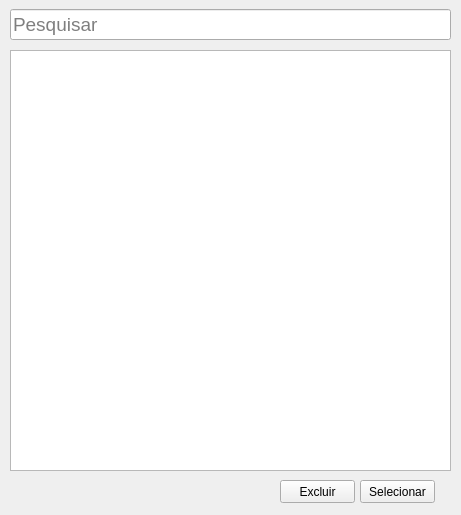
First picture: the form in frms/frm_pesquisarColabRegistro2.ui, repository luissantananet/cadastro_colaborador, before the edit.
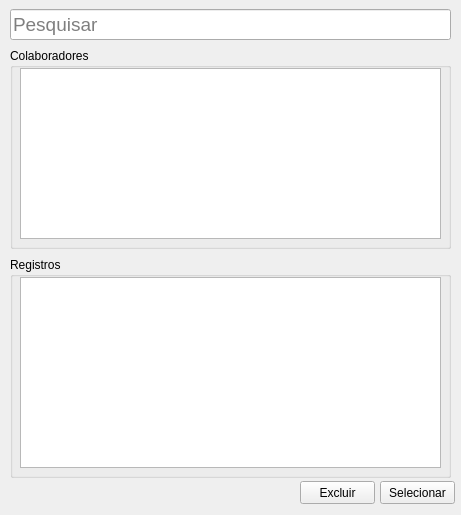
Second picture: the form after the edit.

Commit message: comandos da busca por registro

Patch:
```diff
--- a/frms/frm_pesquisarColabRegistro2.ui
+++ b/frms/frm_pesquisarColabRegistro2.ui
@@ -47,8 +47,8 @@
    <widget class="QPushButton" name="btn_selecionar">
     <property name="geometry">
      <rect>
-      <x>360</x>
-      <y>480</y>
+      <x>380</x>
+      <y>481</y>
       <width>75</width>
       <height>23</height>
      </rect>
@@ -57,21 +57,11 @@
      <string>Selecionar</string>
     </property>
    </widget>
-   <widget class="QListWidget" name="listWidget">
-    <property name="geometry">
-     <rect>
-      <x>10</x>
-      <y>50</y>
-      <width>441</width>
-      <height>421</height>
-     </rect>
-    </property>
-   </widget>
    <widget class="QPushButton" name="btn_excluir">
     <property name="geometry">
      <rect>
-      <x>280</x>
-      <y>480</y>
+      <x>300</x>
+      <y>481</y>
       <width>75</width>
       <height>23</height>
      </rect>
@@ -80,6 +70,52 @@
      <string>Excluir</string>
     </property>
    </widget>
+   <widget class="QGroupBox" name="groupBox">
+    <property name="geometry">
+     <rect>
+      <x>10</x>
+      <y>48</y>
+      <width>441</width>
+      <height>201</height>
+     </rect>
+    </property>
+    <property name="title">
+     <string>Colaboradores</string>
+    </property>
+    <widget class="QListWidget" name="listWidget">
+     <property name="geometry">
+      <rect>
+       <x>10</x>
+       <y>20</y>
+       <width>421</width>
+       <height>171</height>
+      </rect>
+     </property>
+    </widget>
+   </widget>
+   <widget class="QGroupBox" name="groupBox_2">
+    <property name="geometry">
+     <rect>
+      <x>10</x>
+      <y>257</y>
+      <width>441</width>
+      <height>221</height>
+     </rect>
+    </property>
+    <property name="title">
+     <string>Registros</string>
+    </property>
+    <widget class="QListWidget" name="listWidget_Registros">
+     <property name="geometry">
+      <rect>
+       <x>10</x>
+       <y>20</y>
+       <width>421</width>
+       <height>191</height>
+      </rect>
+     </property>
+    </widget>
+   </widget>
   </widget>
  </widget>
  <resources/>
```
The commit also changes 3 other files.
